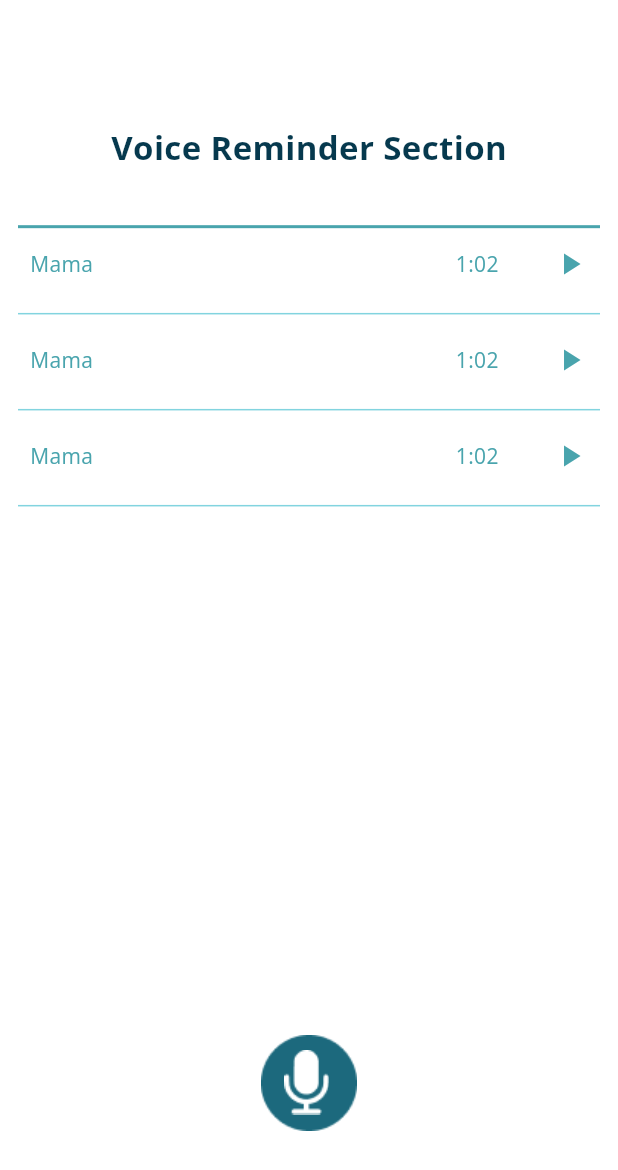
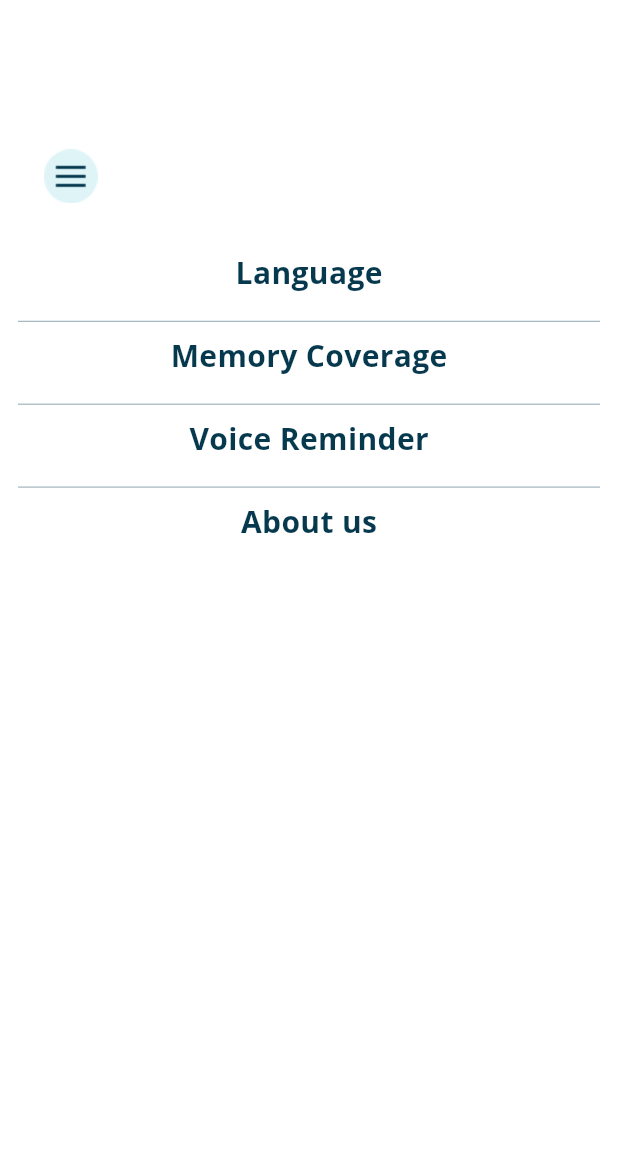
Before and after one commit to Mohamed-lalah/rafik, a Flutter app: the screen it shows after launch, on a phone screen of 412 x 824 dp. Shown: the top 1170 px of the screen. Run offline on Flutter 3.47's test engine with Material 3 defaults, Android fonts, the phone set to English and light mode, and no system bars; our stand-ins replace google_fonts.

Commit message:
list tab screen design finished

```diff
--- a/lib/main.dart
+++ b/lib/main.dart
@@ -6,6 +6,7 @@ import 'package:rafik/ui/screens/record_screeen.dart';
 import 'package:rafik/ui/screens/register_screen.dart';
 import 'package:rafik/ui/screens/subscribe_plan_screen.dart';
 import 'package:rafik/ui/screens/voice_screen.dart';
+import 'package:rafik/ui/widgets/list_widget.dart';
 
 void main() {
   runApp(const MyApp());
@@ -25,13 +26,16 @@ class MyApp extends StatelessWidget {
        MemoryScreen.routeName: (_)=>MemoryScreen(),
        SubscribeBlan.routeName: (_)=>SubscribeBlan(),
        HomeScreen.routeName: (_)=>HomeScreen(),
+
+       SubscribeBlan.routeName: (_)=>SubscribeBlan(),
        VoiceScreen.routeName: (_)=>VoiceScreen(),
        RecordScreen.routeName: (_)=>RecordScreen(),
+       ListWidget.routeName: (_)=>ListWidget(),
 
 
 
      },
-      initialRoute: VoiceScreen.routeName,
+      initialRoute: ListWidget.routeName,
     );
   }
 }
--- a/lib/ui/screens/home_screen.dart
+++ b/lib/ui/screens/home_screen.dart
@@ -3,7 +3,7 @@ import 'package:flutter/material.dart';
 
 import '../utlities/app_colors.dart';
 import '../utlities/app_theme.dart';
-import '../widgets/language_widget.dart';
+import '../widgets/list_widget.dart';
 import '../widgets/memories_widget.dart';
 
 class HomeScreen extends StatefulWidget {
@@ -38,7 +38,7 @@ class _HomeScreenState extends State<HomeScreen> {
              padding: const EdgeInsets.only(right: 70),
              child: GestureDetector(
                onTap: (){
-             LanguageWidget();},
+             ListWidget();},
              child: Padding(
              padding:  EdgeInsets.only(bottom:10,left: 12,),
              child: Image.asset("assets/images/group 1x.png",),
--- /dev/null
+++ b/lib/ui/widgets/list_widget.dart
@@ -0,0 +1,83 @@
+import 'package:flutter/cupertino.dart';
+import 'package:flutter/material.dart';
+
+import '../utlities/app_colors.dart';
+import '../utlities/app_theme.dart';
+
+class ListWidget extends StatelessWidget {
+  static const String routeName = "ListWidget";
+  @override
+  Widget build(BuildContext context) {
+    double width = MediaQuery.of(context).size.width;
+    double height = MediaQuery.of(context).size.height;
+    return Scaffold(
+      backgroundColor: AppColors.backGroundColor,
+      body: Padding(
+        padding: const EdgeInsets.all(12),
+        child: Column(
+          crossAxisAlignment: CrossAxisAlignment.stretch,
+          children: [
+            SizedBox(height: height*0.1,),
+            Padding(
+              padding:  EdgeInsets.only(bottom:10,left: 12,right: width*0.8),
+              child: Image.asset("assets/images/group 1x.png",),
+            ),
+            SizedBox(height: height*0.02,),
+            Center(
+              child: Text("Language",style: AppTheme.memoriesStyle.copyWith(
+               fontSize: 20, color: AppColors.login_Info_Color
+              ),
+              ),
+            ),
+            SizedBox(height: height*0.021,),
+            Divider(
+              color: AppColors.login_Info_Color,
+              thickness: 0.3,
+              height: 1,
+            ),
+            Center(
+              child: Padding(
+                padding: const EdgeInsets.only(top: 8.0),
+                child: Text("Memory Coverage",style: AppTheme.memoriesStyle.copyWith(
+                    fontSize: 20, color: AppColors.login_Info_Color
+                ),),
+              ),
+            ),
+            SizedBox(height: height*0.021,),
+            Divider(
+              color: AppColors.login_Info_Color,
+              thickness: 0.3,
+              height: 1,
+            ),
+            Center(
+              child: Padding(
+                padding: const EdgeInsets.only(top: 8.0),
+                child: Text("Voice Reminder",style: AppTheme.memoriesStyle.copyWith(
+                    fontSize: 20, color: AppColors.login_Info_Color
+                ),),
+              ),
+            ),
+            SizedBox(height: height*0.021,),
+            Divider(
+              color: AppColors.login_Info_Color,
+              thickness: 0.3,
+              height: 1,
+            ),
+             Center(
+               child: Padding(
+                 padding: const EdgeInsets.only(top: 8.0),
+                 child: Text("About us",style: AppTheme.memoriesStyle.copyWith(
+                    fontSize: 20, color: AppColors.login_Info_Color
+            ),),
+               ),
+             ),
+
+          ],
+        ),
+      ),
+
+    );
+
+
+  }
+}
```
Also changed, not shown: lib/ui/screens/languages_screen.dart (added, +10 -0 lines), lib/ui/screens/subscribe_plan_screen.dart (+4 -4 lines), lib/ui/widgets/language_widget.dart (deleted, +0 -30 lines).
